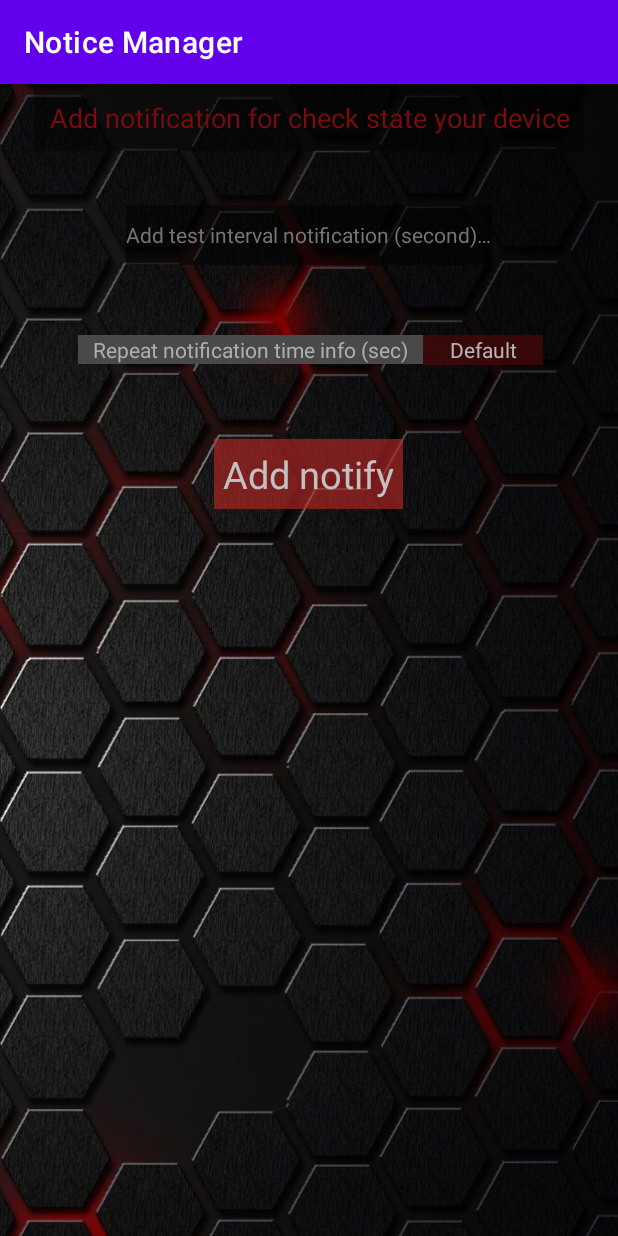
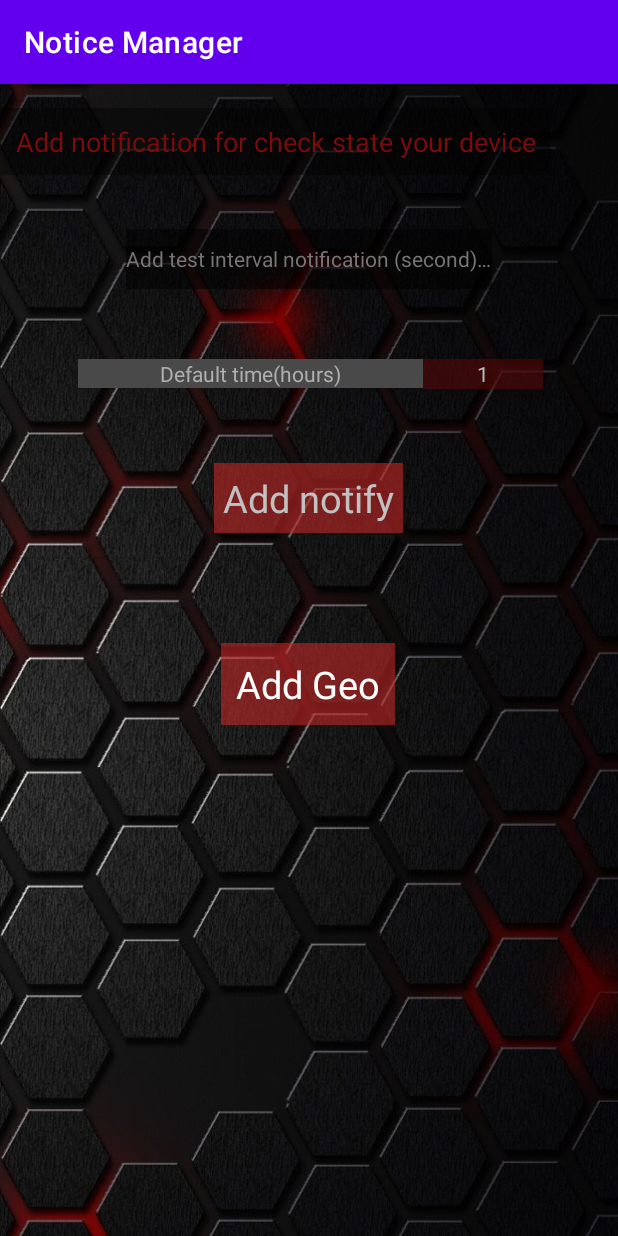
Before and after one commit to 4erenkevi4/NotificationManager, an Android app: the screen it shows after launch (MainActivity), after a tap on "Add notify", on a phone screen of 412 x 824 dp. Run offline under Robolectric (Android 15) with nearby library versions, the phone set to English and light mode, and no system bars; libraries missing offline, so code that uses them is left out: com.karumi.dexter; Roboto replaces fonts that are not available here; 1 statement that could not run was skipped.

Commit message:
Add LocationService and Button ADD GEO

```diff
--- a/app/build.gradle
+++ b/app/build.gradle
@@ -43,5 +43,6 @@ dependencies {
     androidTestImplementation 'androidx.test.ext:junit:1.1.2'
     androidTestImplementation 'androidx.test.espresso:espresso-core:3.3.0'
     implementation "androidx.work:work-runtime-ktx:$work_version"
+    implementation 'com.karumi:dexter:6.2.2'
 
 }
--- a/app/src/main/java/com/example/noticemanager/Constance.kt
+++ b/app/src/main/java/com/example/noticemanager/Constance.kt
@@ -1,8 +1,8 @@
 package com.example.noticemanager
 
-const val description = "Information of state your devices:"
-const val notification = "Next notification will be default time (1 hour) "
-const val channelId = "notificationexample"
-const val defaultTimeInfo = "Default time(hours)"
-const val defaultduration:Long = 18000
-const val bytes: Int = 1048576
+const val DESCRIPTION = "Information of state your devices:"
+const val NOTIFICATION = "Next notification will be default time (1 hour) "
+const val CHANNELID = "notificationexample"
+const val DEFAULTTIMEINFO = "Default time(hours)"
+const val DEFAULTDURATION:Long = 18000
+const val BYTES: Int = 1048576
--- a/app/src/main/java/com/example/noticemanager/MainActivity.kt
+++ b/app/src/main/java/com/example/noticemanager/MainActivity.kt
@@ -1,17 +1,34 @@
 package com.example.noticemanager
 
-import android.app.*
+import android.Manifest.permission.*
+import android.app.AlarmManager
+import android.app.NotificationChannel
+import android.app.NotificationManager
+import android.app.PendingIntent
+import android.content.Context
+import android.content.Intent
 import android.os.Build
-import androidx.appcompat.app.AppCompatActivity
 import android.os.Bundle
 import android.view.animation.AnimationUtils
-import android.widget.*
+import android.widget.EditText
+import android.widget.TextView
+import android.widget.Toast
 import androidx.annotation.RequiresApi
-import androidx.work.*
+import androidx.appcompat.app.AppCompatActivity
+import androidx.work.OneTimeWorkRequestBuilder
+import androidx.work.WorkManager
+import com.karumi.dexter.Dexter
+import com.karumi.dexter.MultiplePermissionsReport
+import com.karumi.dexter.PermissionToken
+import com.karumi.dexter.listener.PermissionRequest
+import com.karumi.dexter.listener.multi.MultiplePermissionsListener
+import java.util.*
 import java.util.concurrent.TimeUnit
+
 
 class MainActivity : AppCompatActivity() {
     lateinit var addButton: TextView
+    lateinit var geoButton: TextView
     lateinit var timeTextView: TextView
     lateinit var timeInfoTextView: TextView
     lateinit var notificationChannel: NotificationChannel
@@ -23,21 +40,24 @@ class MainActivity : AppCompatActivity() {
         setContentView(R.layout.activity_main)
         editText = findViewById(R.id.editText)
         addButton = findViewById(R.id.addButton)
+        geoButton = findViewById(R.id.geo_button)
         timeTextView = findViewById(R.id.time_info)
         timeInfoTextView = findViewById(R.id.textview_time)
+
+
         val animForButton = AnimationUtils.loadAnimation(this, R.anim.add_go)
         initNotificationChannel()
         addButton.setOnClickListener {
             if (editText.text.toString() == "") {
                 addButton.startAnimation(animForButton)
-                Toast.makeText(this, notification, 300.toInt()).show()
+                Toast.makeText(this, NOTIFICATION, 300.toInt()).show()
                 timeTextView.text = "1"
-                timeTextView.text = defaultTimeInfo
+                timeInfoTextView.text = DEFAULTTIMEINFO
                 val requestBatteryWork = OneTimeWorkRequestBuilder<BatteryWork>()
-                        .setInitialDelay(defaultduration, TimeUnit.SECONDS)
+                    .setInitialDelay(DEFAULTDURATION, TimeUnit.SECONDS)
                     .build()
                 val requestMemoryWork = OneTimeWorkRequestBuilder<MemoryWork>()
-                        .setInitialDelay(defaultduration + 2, TimeUnit.SECONDS)
+                    .setInitialDelay(DEFAULTDURATION + 2, TimeUnit.SECONDS)
                     .build()
                 val requestList = listOf(requestBatteryWork, requestMemoryWork)
                 WorkManager.getInstance(this).enqueue(requestList)
@@ -46,7 +66,8 @@ class MainActivity : AppCompatActivity() {
                 val text = editText.text.toString()
                 val duration: Long = text.toLong()
                 timeTextView.text = duration.toString()
-                Toast.makeText(this, "Next notification will be in $duration second", 300.toInt()).show()
+                Toast.makeText(this, "Next notification will be in $duration second", 300.toInt())
+                    .show()
                 val requestBatteryWork = OneTimeWorkRequestBuilder<BatteryWork>()
                     .setInitialDelay(duration, TimeUnit.SECONDS)
                     .build()
@@ -57,13 +78,26 @@ class MainActivity : AppCompatActivity() {
                 WorkManager.getInstance(this).enqueue(requestList)
             }
         }
+        geoButton.setOnClickListener {
+            if (editText.text.toString() == "") {
+                timeTextView.text = "1"
+                timeInfoTextView.text = DEFAULTTIMEINFO
+                checkPermissions(DEFAULTDURATION)
+            } else {
+                val text = editText.text.toString()
+                val duration: Long = text.toLong()
+                timeTextView.text = duration.toString()
+                Thread.sleep(duration)
+                checkPermissions(duration)
+            }
+        }
     }
 
     private fun initNotificationChannel() {
         if (Build.VERSION.SDK_INT >= Build.VERSION_CODES.O) {
             notificationChannel = NotificationChannel(
-                    channelId,
-                    description,
+                CHANNELID,
+                DESCRIPTION,
                 NotificationManager.IMPORTANCE_HIGH
             )
             val notificationManager: NotificationManager =
@@ -71,4 +105,50 @@ class MainActivity : AppCompatActivity() {
             notificationManager.createNotificationChannel(notificationChannel)
         }
     }
+
+    private fun checkPermissions(duration: Long) {
+        Dexter.withContext(this)
+            .withPermissions(ACCESS_FINE_LOCATION)
+            .withListener(object : MultiplePermissionsListener {
+                override fun onPermissionsChecked(report: MultiplePermissionsReport?) {
+                    report?.let {
+                        if (report.areAllPermissionsGranted()) {
+                            Toast.makeText(
+                                this@MainActivity,
+                                "Geolocation service started!",
+                                300.toInt()
+                            ).show()
+                            val cal = Calendar.getInstance()
+                            val serviceIntent =
+                                Intent(this@MainActivity, LocationService::class.java)
+                            val pendingIntent =
+                                PendingIntent.getService(this@MainActivity, 0, serviceIntent, 0)
+                            val alarm =
+                                this@MainActivity.getSystemService(Context.ALARM_SERVICE) as AlarmManager
+                            alarm.setRepeating(
+                                AlarmManager.RTC_WAKEUP,
+                                cal.timeInMillis,
+                                duration,
+                                pendingIntent
+                            )
                         }
+                    }
+                }
+
+                override fun onPermissionRationaleShouldBeShown(
+                    p0: MutableList<PermissionRequest>?,
+                    p1: PermissionToken?
+                ) {
+                    Toast.makeText(
+                        this@MainActivity,
+                        "Geolocation service not started! You have not given permission for this Application!",
+                        300.toInt()
+                    ).show()
+                }
+            })
+            .withErrorListener {
+                Toast.makeText(this@MainActivity, "Error - " + (it.name), 300.toInt()).show()
+            }
+            .check()
+    }
+}
--- /dev/null
+++ b/app/src/main/res/drawable/ic_baseline_location_on_24.xml
@@ -0,0 +1,5 @@
+<vector android:height="24dp" android:tint="#007D7D"
+    android:viewportHeight="24" android:viewportWidth="24"
+    android:width="24dp" xmlns:android="http://schemas.android.com/apk/res/android">
+    <path android:fillColor="@android:color/white" android:pathData="M12,2C8.13,2 5,5.13 5,9c0,5.25 7,13 7,13s7,-7.75 7,-13c0,-3.87 -3.13,-7 -7,-7zM12,11.5c-1.38,0 -2.5,-1.12 -2.5,-2.5s1.12,-2.5 2.5,-2.5 2.5,1.12 2.5,2.5 -1.12,2.5 -2.5,2.5z"/>
+</vector>
--- a/app/src/main/res/layout/activity_main.xml
+++ b/app/src/main/res/layout/activity_main.xml
@@ -25,10 +25,25 @@
         app:layout_constraintTop_toBottomOf="@+id/editText" />
 
     <TextView
+        android:id="@+id/geo_button"
+        android:layout_width="wrap_content"
+        android:layout_height="wrap_content"
+        android:layout_marginTop="56dp"
+        android:background="#94C62828"
+        android:text="@string/add_geo"
+        android:textColor="@color/white"
+        android:textSize="25sp"
+        android:padding="10dp"
+        app:layout_constraintEnd_toEndOf="parent"
+        app:layout_constraintHorizontal_bias="0.498"
+        app:layout_constraintStart_toStartOf="parent"
+        app:layout_constraintTop_toBottomOf="@+id/divider" />
+
+    <TextView
         android:id="@+id/textView2"
         android:layout_width="wrap_content"
         android:layout_height="wrap_content"
-        android:layout_marginTop="0dp"
+        android:layout_marginTop="16dp"
         android:background="#68000000"
         android:fontFamily="@font/aldrich"
         android:gravity="center"
@@ -37,7 +52,7 @@
         android:textColor="#7C0C0C"
         android:textSize="18sp"
         app:layout_constraintEnd_toEndOf="parent"
-        app:layout_constraintHorizontal_bias="0.498"
+        app:layout_constraintHorizontal_bias="0.0"
         app:layout_constraintStart_toStartOf="parent"
         app:layout_constraintTop_toTopOf="parent" />
 
--- a/app/src/main/res/values/strings.xml
+++ b/app/src/main/res/values/strings.xml
@@ -5,4 +5,5 @@
     <string name="time">Repeat notification time info (sec)</string>
     <string name="memory">Available memory info (MB)</string>
     <string name="add_notify">Add notify</string>
+    <string name="add_geo">Add Geo</string>
 </resources>
--- /dev/null
+++ b/app/src/main/res/xml/backup_descriptor.xml
@@ -0,0 +1,4 @@
+<?xml version="1.0" encoding="utf-8"?>
+<full-backup-content>
+    <!-- Exclude specific shared preferences that contain GCM registration Id -->
+</full-backup-content>
```
Also changed, not shown: app/src/main/AndroidManifest.xml (+10 -3 lines), app/src/main/java/com/example/noticemanager/BatteryWork.kt (+12 -10 lines), app/src/main/java/com/example/noticemanager/LocationService.kt (added, +71 -0 lines), app/src/main/java/com/example/noticemanager/MemoryWork.kt (+11 -10 lines). Lines whose indentation alone changed are shown as unchanged.
